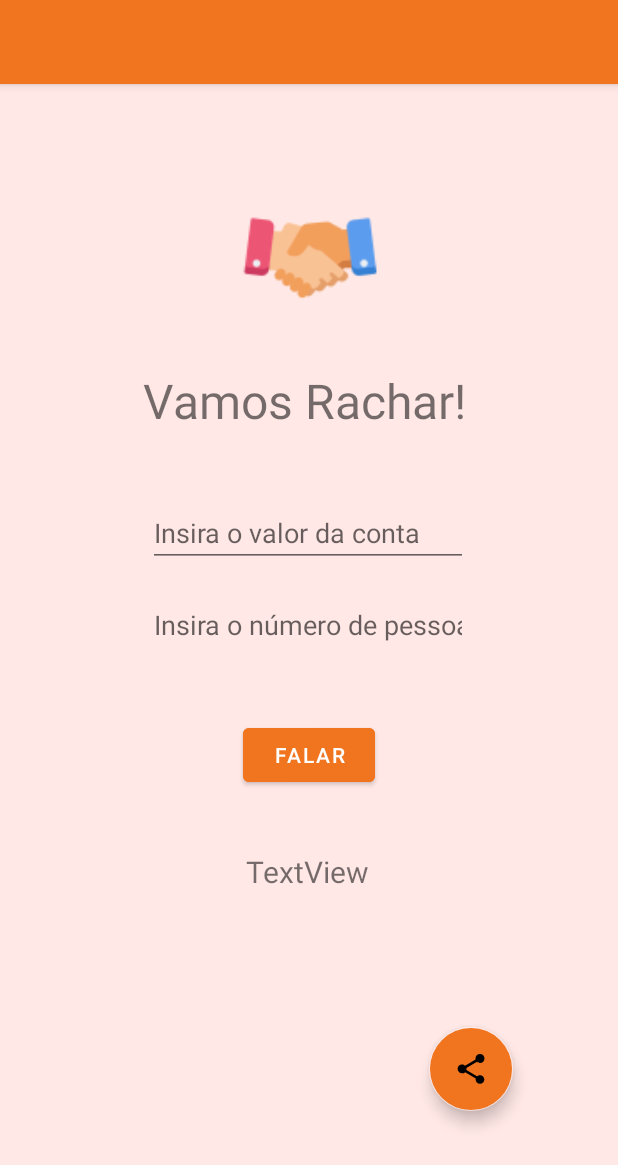
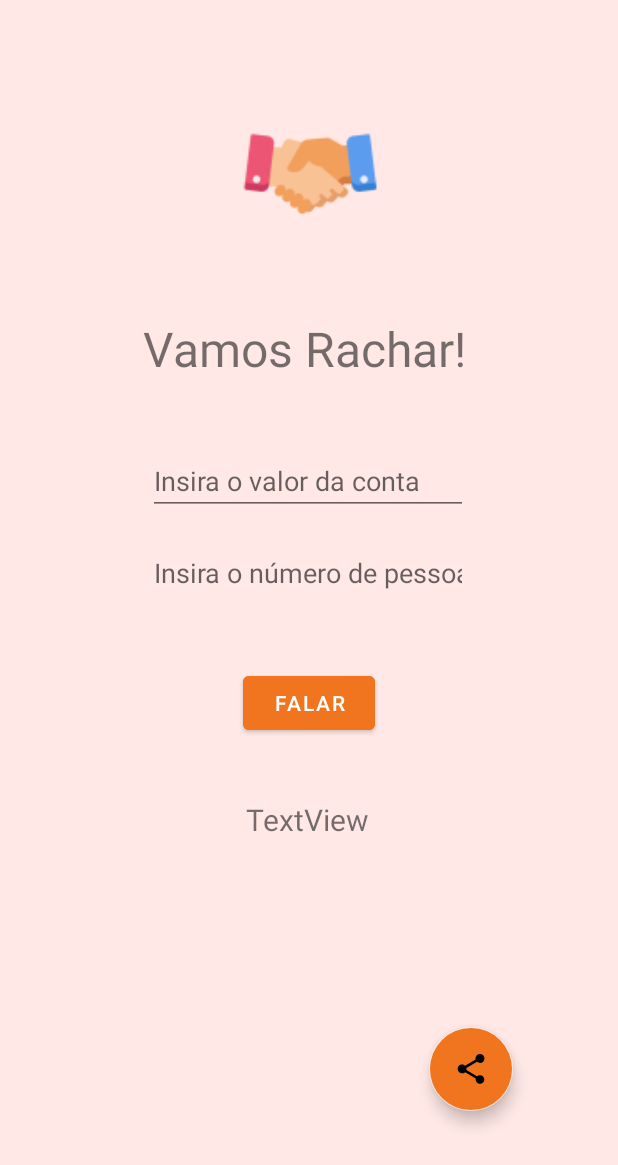
Before and after one commit to woahlucas/VamosRachar, an Android app: the screen it shows after launch (MainActivity), after a tap on an icon or button, on a phone screen of 412 x 824 dp. Shown: the top 1165 px of the screen. Run offline under Robolectric (Android 15) with nearby library versions, the phone set to English and light mode, and no system bars; 1 statement that could not run was skipped.

Commit message:
action bar removida

```diff
--- a/app/src/main/java/com/example/constraintlayout/MainActivity.kt
+++ b/app/src/main/java/com/example/constraintlayout/MainActivity.kt
@@ -25,6 +25,7 @@ class MainActivity : AppCompatActivity() , TextWatcher, TextToSpeech.OnInitListe
 
     override fun onCreate(savedInstanceState: Bundle?) {
         super.onCreate(savedInstanceState)
+        getActionBar()?.hide()
         setContentView(R.layout.activity_main)
         edtConta = findViewById<EditText>(R.id.edtConta)
         edtNumeroPessoas = findViewById(R.id.nPessoas)
@@ -38,7 +39,7 @@ class MainActivity : AppCompatActivity() , TextWatcher, TextToSpeech.OnInitListe
         edtNumeroPessoas.addTextChangedListener(this)
         btnCompartilhar.setOnClickListener{
             val intent = Intent(Intent.ACTION_SEND)
-            intent.type = "text/plain"
+            intent.type = "text/plain2"
             intent.putExtra(Intent.EXTRA_TEXT, strTTS)
             startActivity(intent)
         }
--- a/app/src/main/res/values-night/themes.xml
+++ b/app/src/main/res/values-night/themes.xml
@@ -1,6 +1,6 @@
 <resources xmlns:tools="http://schemas.android.com/tools">
     <!-- Base application theme. -->
-    <style name="Theme.ConstraintLayout" parent="Theme.MaterialComponents.DayNight.DarkActionBar">
+    <style name="Theme.ConstraintLayout" parent="Theme.MaterialComponents.DayNight.NoActionBar">
         <!-- Primary brand color. -->
         <item name="colorPrimary">@color/purple_200</item>
         <item name="colorPrimaryVariant">@color/purple_700</item>
--- a/app/src/main/res/values/themes.xml
+++ b/app/src/main/res/values/themes.xml
@@ -1,6 +1,6 @@
 <resources xmlns:tools="http://schemas.android.com/tools">
     <!-- Base application theme. -->
-    <style name="Theme.ConstraintLayout" parent="Theme.MaterialComponents.DayNight.DarkActionBar">
+    <style name="Theme.ConstraintLayout" parent="Theme.MaterialComponents.DayNight.NoActionBar">
         <!-- Primary brand color. -->
         <item name="colorPrimary">@color/orange</item>
         <item name="colorPrimaryVariant">@color/purple_700</item>
```
